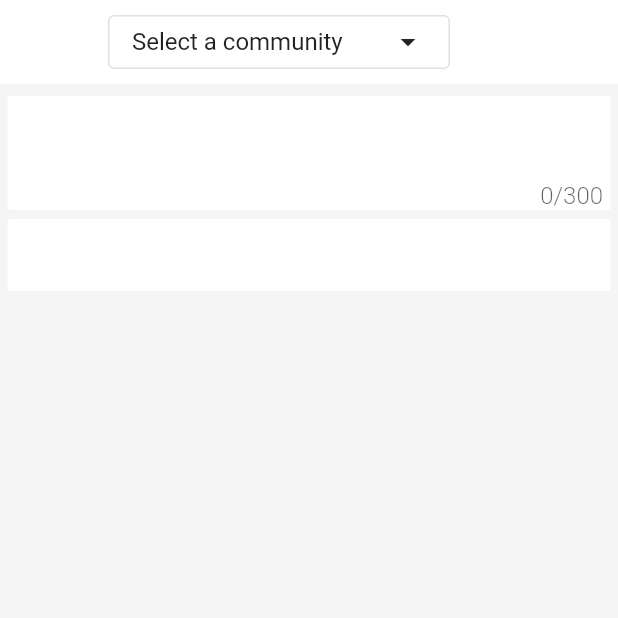
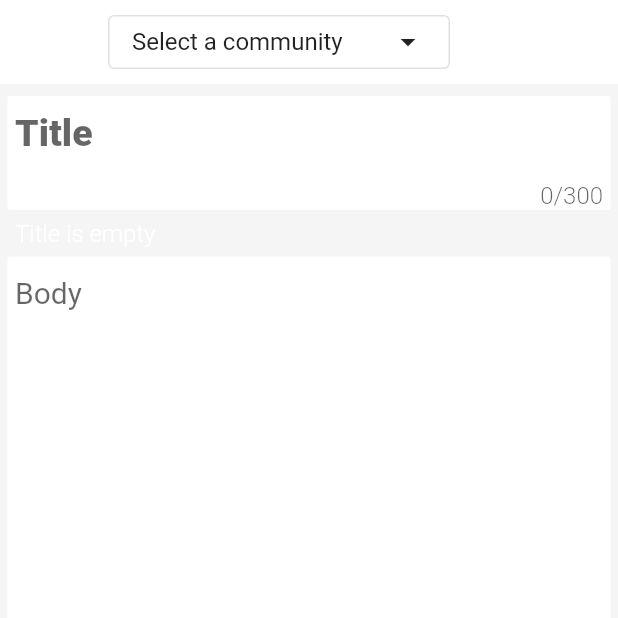
Before and after one commit to KhorunzhyiAl/qhub, a Flutter app: the CreatePostScreen screen opened directly, after a tap on the "check" icon, on a phone screen of 412 x 824 dp, the top half of it. Run offline on Flutter 3.47's test engine with Material 2 defaults, Android fonts, the phone set to English and light mode, and no system bars; our stand-ins replace cookie_jar, dartz, dio, dio_cookie_manager, get_it; network calls fail.

Commit message:
Implemented post submittion

```diff
--- /dev/null
+++ b/lib/Domain/SubmitPost/PostFormFailure.dart
@@ -0,0 +1,3 @@
+class PostFormFailure {
+
+}
--- a/lib/Domain/SubmitPost/PostFormModel.dart
+++ b/lib/Domain/SubmitPost/PostFormModel.dart
@@ -1,16 +1,20 @@
 import 'package:dartz/dartz.dart';
 import 'package:flutter/cupertino.dart';
 import 'package:flutter/foundation.dart';
+import 'package:qhub/Domain/Client/Client.dart';
 import 'package:qhub/Domain/Feed/Post.dart';
+import 'package:qhub/Domain/Locators.dart';
 
 /// Model for creating or editing a post. Provides validators for input
 class PostFormModel {
+  final _titleErrorNotifier = ValueNotifier<Option<String>>(None());
+  ValueListenable<Option<String>> get titleError => _titleErrorNotifier;
+
+
   final ValueNotifier<Option<String>> community;
   final ValueNotifier<Option<String>> imagePath;
   final ValueNotifier<String> title;
   final ValueNotifier<String> body;
-
-  ValueListenable<Option<String>> get communityListenable => community;
 
   PostFormModel({Option<String> community = const None()})
       : community = ValueNotifier(community),
@@ -26,7 +30,31 @@ class PostFormModel {
         title = ValueNotifier(post.title),
         body = ValueNotifier(post.body);
 
-  Future<bool> submit() async {
-    return Future<bool>.delayed(Duration(milliseconds: 1000), () => true);
+  /// Attempts to submit the post and completes with its id.
+  Future<Option<String>> submit() async {
+    if (title.value.isEmpty) {
+      _titleErrorNotifier.value = Some('Title is empty');
+      return None();
+    }
+    _titleErrorNotifier.value = None();
+
+    if (community.value.isNone()) {
+      return None();
+    }
+
+    final dio = locator.get<Client>().dio;
+
+    final resp = await dio.post('/global', data: {
+      'hub': community.value.foldRight('', (a, previous) => a),
+      'title': title.value,
+      'content': body.value,
+      'image': '',
+      'image_title': '',
+      'image_description': '',
+    });
+
+    Map<String, dynamic> data = resp.data;
+
+    return Some((data['id'] as int).toString());
   }
 }
--- a/lib/Screens/CreatePostScreen/CreatePostScreen.dart
+++ b/lib/Screens/CreatePostScreen/CreatePostScreen.dart
@@ -1,22 +1,45 @@
 import 'package:flutter/material.dart';
 import 'package:dartz/dartz.dart' as dartz;
+import 'package:qhub/Domain/Feed/PostModel.dart';
 
 import 'package:qhub/Domain/SubmitPost/PostFormModel.dart';
 import 'package:qhub/Domain/Navigation/Routes.dart';
 import 'package:qhub/Domain/Feed/FeedQuery.dart';
+import 'package:qhub/Screens/Widgets/ErrorText.dart';
+import 'package:qhub/Screens/Widgets/OverlayLoading/OverlayLoading.dart';
 
 class CreatePostScreen extends StatelessWidget {
   late final PostFormModel _postFormModel;
+  final overlayLoadingController = OverlayLoadingController();
 
   CreatePostScreen({PostFormModel? postFormModel})
       : _postFormModel = postFormModel ?? PostFormModel();
+
+  Future<void> submit(NavigatorState nav) async {
+    overlayLoadingController.show();
+
+    final postId = await _postFormModel.submit();
+    postId.fold(
+      () => null,
+      (postId) {
+        nav.pushReplacementNamed(
+          Routes.post,
+          arguments: PostModel.load(postId),
+        );
+      },
+    );
+
+    overlayLoadingController.hide();
+  }
 
   @override
   Widget build(BuildContext context) {
     final theme = Theme.of(context);
     final nav = Navigator.of(context);
 
-    return Scaffold(
+    return Stack(
+      children: [
+        Scaffold(
           backgroundColor: theme.colorScheme.background,
           body: CustomScrollView(
             slivers: [
@@ -54,7 +77,9 @@ class CreatePostScreen extends StatelessWidget {
                 ),
                 actions: [
                   IconButton(
-                onPressed: () {},
+                    onPressed: () {
+                      submit(Navigator.of(context));
+                    },
                     icon: Icon(Icons.check),
                   ),
                   IconButton(
@@ -73,18 +98,43 @@ class CreatePostScreen extends StatelessWidget {
                         maxLines: null,
                         maxLength: 300,
                         decoration: InputDecoration(
+                          hintText: 'Title',
                           border: InputBorder.none,
                           contentPadding: EdgeInsets.symmetric(horizontal: 5, vertical: 10),
                         ),
+                        onChanged: (t) {
+                          _postFormModel.title.value = t;
+                        },
+                      ),
+                    ),
+                    Padding(
+                      padding: EdgeInsets.symmetric(horizontal: 10),
+                      child: ValueListenableBuilder<dartz.Option<String>>(
+                        valueListenable: _postFormModel.titleError,
+                        builder: (_, error, __) {
+                          return ErrorText(error.fold(
+                            () => null,
+                            (a) => a,
+                          ));
+                        },
                       ),
                     ),
                     Card(
+                      child: ConstrainedBox(
+                        constraints: BoxConstraints(
+                          minHeight: 300,
+                        ),
                         child: TextField(
                           style: theme.textTheme.bodyText2,
                           maxLines: null,
                           decoration: InputDecoration(
+                            hintText: 'Body',
                             border: InputBorder.none,
                             contentPadding: EdgeInsets.symmetric(horizontal: 5, vertical: 10),
+                          ),
+                          onChanged: (t) {
+                            _postFormModel.body.value = t;
+                          },
                         ),
                       ),
                     )
@@ -93,6 +143,11 @@ class CreatePostScreen extends StatelessWidget {
               ),
             ],
           ),
+        ),
+        OverlayLoading(
+          controller: overlayLoadingController,
+        ),
+      ],
     );
   }
 }
--- /dev/null
+++ b/lib/Screens/Widgets/OverlayLoading/Other/OverlayLoadingController.dart
@@ -0,0 +1,15 @@
+import 'package:flutter/foundation.dart';
+
+class OverlayLoadingController {
+  final _visible = ValueNotifier<bool>(false);
+  ValueListenable<bool> get visible => _visible;
+
+
+  void show() {
+    _visible.value = true;
+  }
+
+  void hide() {
+    _visible.value = false;
+  }
+}
--- /dev/null
+++ b/lib/Screens/Widgets/OverlayLoading/OverlayLoading.dart
@@ -0,0 +1,43 @@
+import 'package:flutter/material.dart';
+import 'package:qhub/Screens/Widgets/OverlayLoading/Other/OverlayLoadingController.dart';
+export 'package:qhub/Screens/Widgets/OverlayLoading/Other/OverlayLoadingController.dart';
+
+
+class OverlayLoading extends StatelessWidget {
+  final OverlayLoadingController controller;
+
+  OverlayLoading({required this.controller});
+
+  @override
+  Widget build(BuildContext context) {
+    final theme = Theme.of(context);
+    final containerKey = UniqueKey();
+
+    return ValueListenableBuilder<bool>(
+      valueListenable: controller.visible,
+      builder: (_, visible, __) {
+        if (!visible) {
+          return IgnorePointer(
+
+            child: AnimatedContainer(
+              key: containerKey,
+              duration: Duration(milliseconds: 200),
+              color: Colors.transparent,
+            ),
+          );
+        }
+        return AnimatedContainer(
+          key: containerKey,
+          duration: Duration(milliseconds: 400),
+          color: theme.colorScheme.surface.withAlpha(100),
+          child: Center(
+            child: CircularProgressIndicator(
+              color: theme.colorScheme.onSurface,
+              backgroundColor: Colors.transparent,
+            ),
+          ),
+        );
+      },
+    );
+  }
+}
--- a/pubspec.yaml
+++ b/pubspec.yaml
@@ -35,10 +35,14 @@ dependencies:
   dio: ^4.0.0
   dio_cookie_manager:
   dartz: ^0.10.0
+  freezed_annotation:
 
 dev_dependencies:
   flutter_test:
     sdk: flutter
+
+  freezed:
+  build_runner:
 
 # For information on the generic Dart part of this file, see the
 # following page: https://dart.dev/tools/pub/pubspec
```
Also changed, not shown: pubspec.lock. Lines whose indentation alone changed are shown as unchanged.
